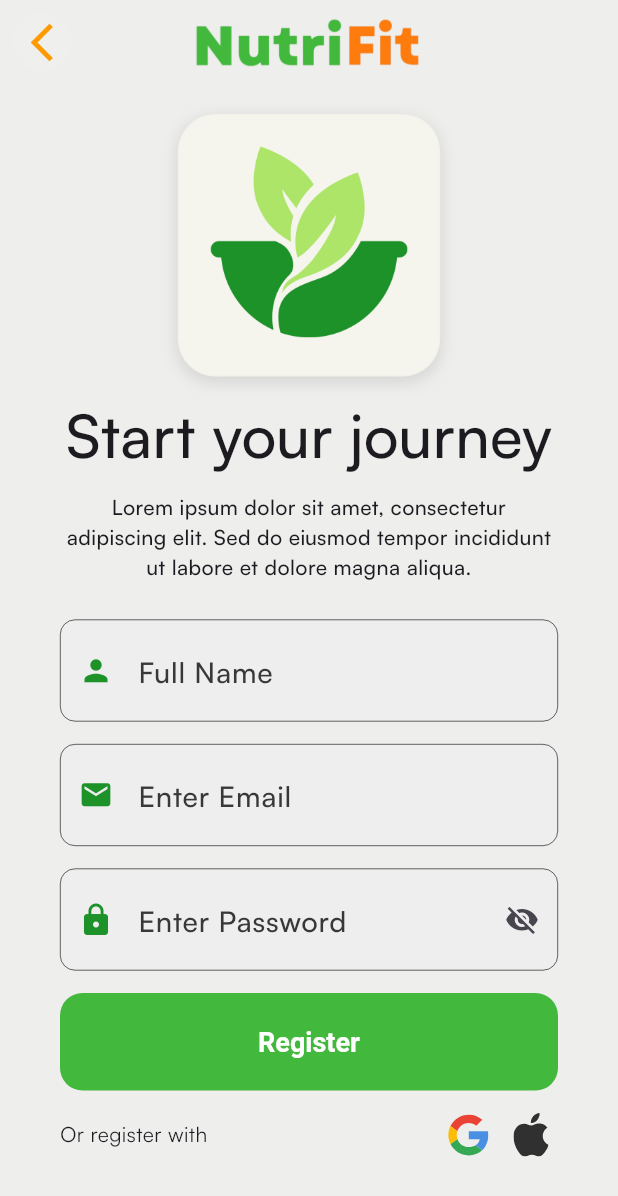
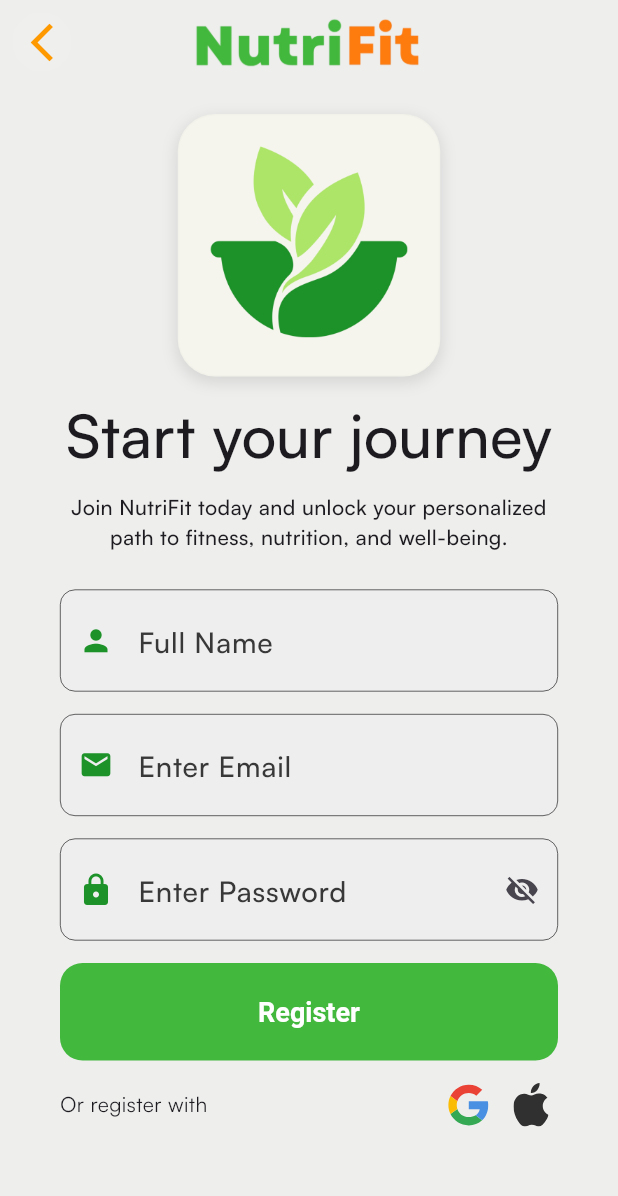
Before and after one commit to KamalAbdullayev0/NutriFit, a Flutter app: the RegisterPage screen opened by its route, on a phone screen of 412 x 824 dp. Shown: the top 1196 px of the screen. Run offline on Flutter 3.47's test engine with Material 3 defaults, Android fonts, the phone set to English and light mode, and no system bars; our stand-ins replace auto_route, bloc, cloud_firestore, dartz, firebase_auth, firebase_core and 5 more; accounts and stored records are empty.

Commit message:
button switch

```diff
--- a/lib/presentation/auth/pages/login.dart
+++ b/lib/presentation/auth/pages/login.dart
@@ -78,7 +78,7 @@ class _LoginPageState extends State<LoginPage> {
                 ),
                 const SizedBox(height: 10),
                 const Text(
-                  'Lorem ipsum dolor sit amet, consectetur adipiscing elit. Sed do eiusmod tempor incididunt ut labore et dolore magna aliqua.',
+                  "Welcome back! Let's continue your journey to a healthier, fitter you with NutriFit.",
                   style: TextStyle(
                     fontSize: 14,
                     fontWeight: FontWeight.w500,
--- a/lib/presentation/auth/pages/register.dart
+++ b/lib/presentation/auth/pages/register.dart
@@ -77,7 +77,7 @@ class _RegisterPageState extends State<RegisterPage> {
                 ),
                 const SizedBox(height: 10),
                 const Text(
-                  'Lorem ipsum dolor sit amet, consectetur adipiscing elit. Sed do eiusmod tempor incididunt ut labore et dolore magna aliqua.',
+                  "Join NutriFit today and unlock your personalized path to fitness, nutrition, and well-being.",
                   style: TextStyle(
                     fontSize: 14,
                     fontWeight: FontWeight.w500,
--- a/lib/presentation/intro_sign/pages/get_started.dart
+++ b/lib/presentation/intro_sign/pages/get_started.dart
@@ -101,7 +101,7 @@ Got questions? NutriFit's AI-powered chatbot is here to support you 24/7 with pe
                   onPressed: () {
                     context.router.push(const LoginRoute());
                   },
-                  title: 'Register',
+                  title: 'Login',
                   height: 65,
                   backgroundColor: AppColors.orange,
                 ),
@@ -110,7 +110,7 @@ Got questions? NutriFit's AI-powered chatbot is here to support you 24/7 with pe
                   onPressed: () {
                     context.router.push(const RegisterRoute());
                   },
-                  title: 'Login',
+                  title: 'Register',
                   height: 65,
                   backgroundColor: AppColors.green,
                 ),
```
